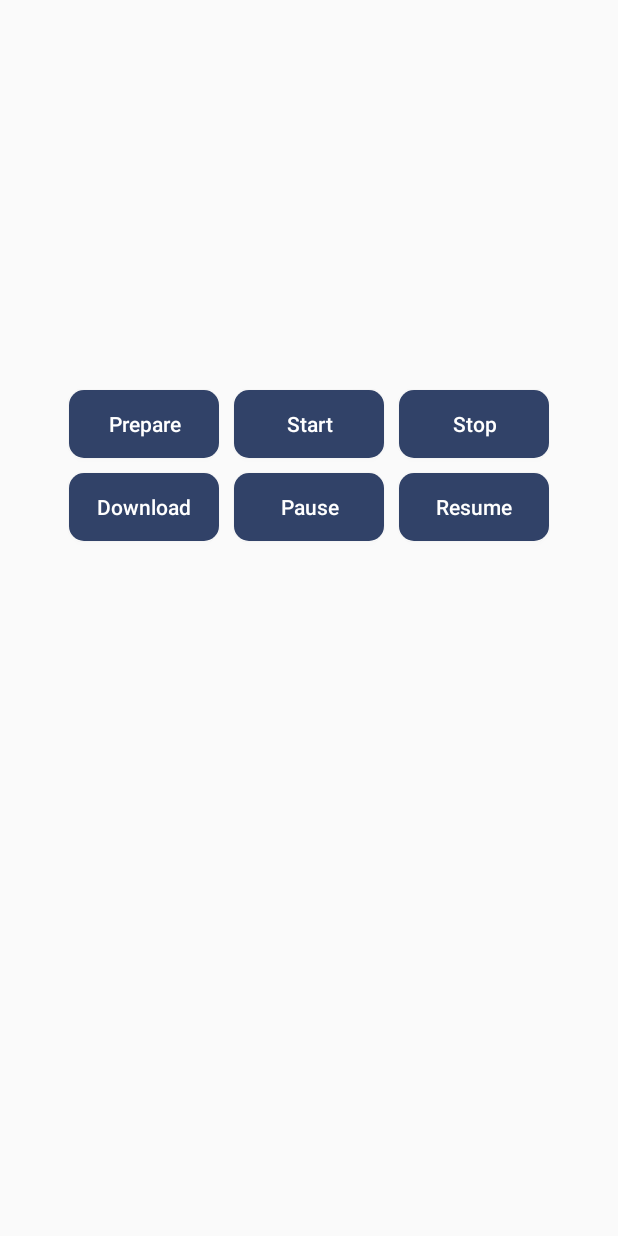
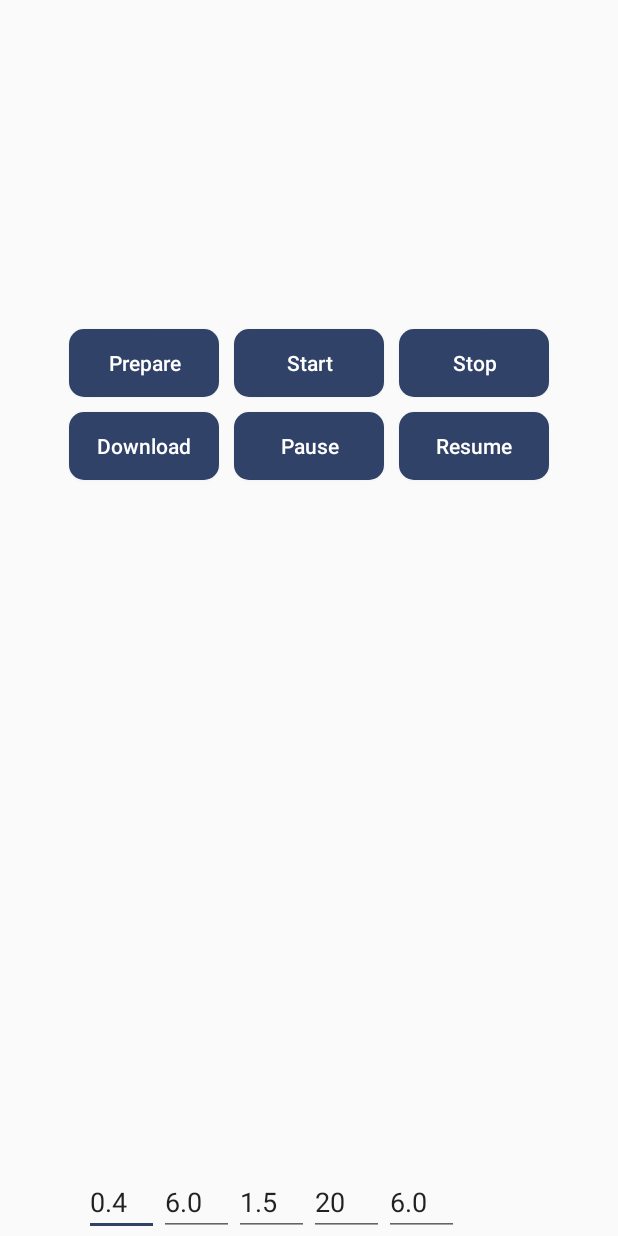
Before and after one commit to eldon/droneDeliveries, an Android app: the layout view_mission.xml on its own in the app's theme, with its tools: preview values and no code run, on a phone screen of 412 x 824 dp. Run offline under Robolectric (Android 15) with nearby library versions, the light colour scheme and no system bars.

Commit message:
parametric trajectories

```diff
--- a/API_Sample/app/src/main/res/layout/view_mission.xml
+++ b/API_Sample/app/src/main/res/layout/view_mission.xml
@@ -9,19 +9,20 @@
         android:id="@+id/tv_fc_info"
         android:layout_width="200dp"
         android:layout_height="100dp"
-        android:layout_centerHorizontal="true"
-        android:layout_marginTop="40dp"
+        android:layout_marginTop="9dp"
         android:gravity="center"
-        android:clickable="true"/>
+        android:clickable="true"
+        android:layout_alignParentTop="true"
+        android:layout_alignStart="@+id/tv_mission_info" />
 
     <TextView
         android:id="@+id/tv_mission_info"
         android:layout_width="200dp"
         android:layout_height="100dp"
-        android:layout_centerHorizontal="true"
-        android:layout_marginTop="150dp"
         android:gravity="center"
-        android:clickable="true"/>
+        android:clickable="true"
+        android:layout_below="@+id/tv_fc_info"
+        android:layout_centerHorizontal="true" />
 
     <Button
         android:id="@+id/btn_start"
@@ -79,14 +80,90 @@
         style="?android:attr/progressBarStyleHorizontal"
         android:layout_width="match_parent"
         android:layout_height="wrap_content"
-        android:layout_below="@+id/btn_pause"
         android:layout_marginLeft="20dp"
         android:layout_marginRight="20dp"
-        android:layout_marginTop="39dp"
+        android:layout_marginTop="10dp"
         android:max="100"
         android:progress="0"
         android:clickable="true"
-        android:visibility="invisible"/>
+        android:visibility="invisible"
+        android:layout_below="@+id/btn_pause" />
+
+    <EditText
+        android:layout_width="50dp"
+        android:layout_height="wrap_content"
+        android:inputType="numberDecimal"
+        android:ems="10"
+        android:layout_alignParentBottom="true"
+        android:id="@+id/et_rd"
+        android:layout_toStartOf="@+id/tv_mission_info"
+        android:text="0.4"
+        android:hint="r_d" />
+
+    <EditText
+        android:layout_width="50dp"
+        android:layout_height="wrap_content"
+        android:inputType="numberDecimal"
+        android:ems="10"
+        android:id="@+id/et_af"
+        android:text="6.0"
+        android:hint="a_f"
+        android:layout_alignParentBottom="true"
+        android:layout_toEndOf="@+id/et_rd" />
+
+    <EditText
+        android:layout_width="50dp"
+        android:layout_height="wrap_content"
+        android:inputType="numberDecimal"
+        android:ems="10"
+        android:id="@+id/et_ad"
+        android:text="1.5"
+        android:hint="a_d"
+        android:layout_alignParentBottom="true"
+        android:layout_toEndOf="@+id/et_af" />
+
+    <EditText
+        android:layout_width="50dp"
+        android:layout_height="wrap_content"
+        android:ems="10"
+        android:id="@+id/et_d0"
+        android:text="20"
+        android:hint="d_0"
+        android:layout_alignParentBottom="true"
+        android:layout_toEndOf="@+id/et_ad"
+        android:inputType="number" />
+
+    <ScrollView
+        android:layout_width="300dp"
+        android:gravity="center"
+        android:layout_height="120dp"
+        android:layout_above="@+id/et_rd"
+        android:layout_alignStart="@+id/pb_mission">
+
+
+
+        <TextView
+            android:id="@+id/tv_trajectory_info"
+            android:layout_width="match_parent"
+            android:layout_height="match_parent"
+            android:gravity="center"
+            android:clickable="true"
+            android:layout_alignParentBottom="true"
+            android:layout_alignStart="@+id/tv_mission_info"
+            android:layout_marginBottom="12dp" />
+
+    </ScrollView>
+
+    <EditText
+        android:layout_width="50dp"
+        android:layout_height="wrap_content"
+        android:ems="10"
+        android:id="@+id/et_b"
+        android:text="6.0"
+        android:hint="b"
+        android:inputType="numberDecimal"
+        android:layout_alignParentBottom="true"
+        android:layout_toEndOf="@+id/et_d0" />
 
 
 </RelativeLayout>
```
Also changed, not shown: API_Sample/app/src/main/java/com/dji/sdk/sample/missionmanager/MissionManagerBaseView.java (+16 -1 lines), API_Sample/app/src/main/java/com/dji/sdk/sample/missionmanager/WaypointMissionView.java (+45 -35 lines), 1 other file.
